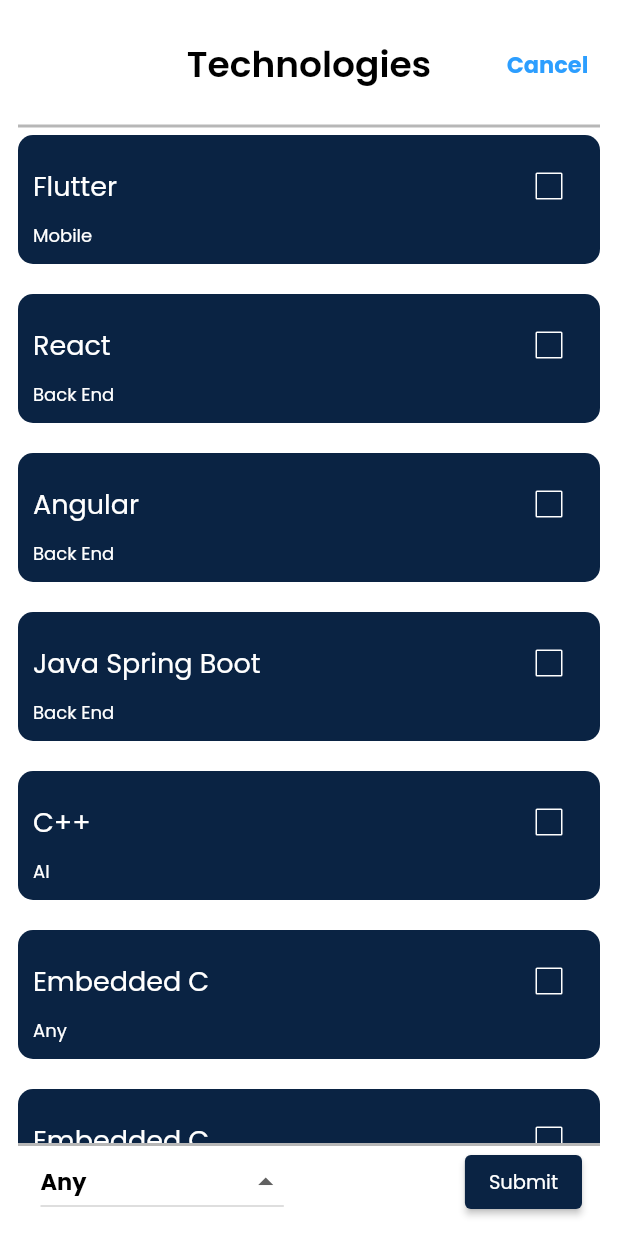
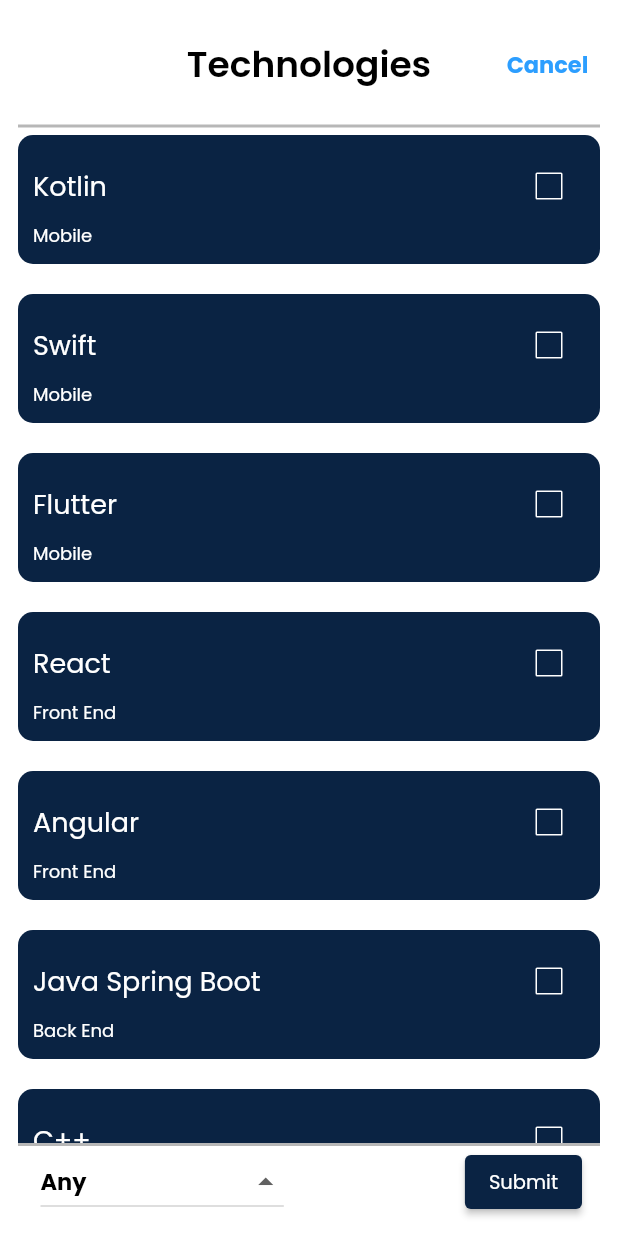
Before and after one commit to DariusDC/OutOfBoundsProject, a Flutter app: the TechnologiesScreen screen opened directly with empty values, on a phone screen of 412 x 824 dp. Run offline on Flutter 3.47's test engine with Material 2 defaults, Android fonts, the phone set to English and light mode, and no system bars; our stand-ins replace dio, flutter_i18n, modal_bottom_sheet, retrofit, rxdart, shared_preferences; accounts and stored records are empty; generated files the repository leaves out were written again.

```diff
--- a/lib/screens/mentors/mentors_screen.dart
+++ b/lib/screens/mentors/mentors_screen.dart
@@ -27,21 +27,25 @@ class _MentorsScreenState extends State<MentorsScreen> {
     Mentor(
       firstName: "Ionut",
       lastName: "Constantin",
+      description: "Full-Stack",
       reviews: [review],
     ),
     Mentor(
       firstName: "Darius",
       lastName: "Capolna",
+      description: "Mobile",
       reviews: [review, review],
     ),
     Mentor(
       firstName: "Patrick",
       lastName: "Ondreovici",
+      description: "AI",
       reviews: [review, review, review],
     ),
     Mentor(
       firstName: "Bogdan",
       lastName: "Pupeza",
+      description: "Mobile",
       reviews: [review, review, review, review],
     ),
   ];
--- a/lib/screens/technologies/technologies_screen.dart
+++ b/lib/screens/technologies/technologies_screen.dart
@@ -20,16 +20,24 @@ class TechnologiesScreen extends StatefulWidget {
 class _TechnologiesScreenState extends State<TechnologiesScreen> {
   final List<Technology> _technologies = [
     Technology(
+      name: "Kotlin",
+      type: TechnologyType.mobile,
+    ),
+    Technology(
+      name: "Swift",
+      type: TechnologyType.mobile,
+    ),
+    Technology(
       name: "Flutter",
       type: TechnologyType.mobile,
     ),
     Technology(
       name: "React",
-      type: TechnologyType.backEnd,
+      type: TechnologyType.frontEnd,
     ),
     Technology(
       name: "Angular",
-      type: TechnologyType.backEnd,
+      type: TechnologyType.frontEnd,
     ),
     Technology(
       name: "Java Spring Boot",
@@ -40,16 +48,8 @@ class _TechnologiesScreenState extends State<TechnologiesScreen> {
       type: TechnologyType.ai,
     ),
     Technology(
-      name: "Embedded C",
-    ),
-    Technology(
-      name: "Embedded C",
-    ),
-    Technology(
-      name: "Embedded C",
-    ),
-    Technology(
-      name: "Embedded C",
+      name: "Python",
+      type: TechnologyType.fullStack,
     ),
   ];
   List<Technology> _technologyList = [];
```
Also changed, not shown: lib/screens/home/home_screen.dart (+126 -5 lines).
